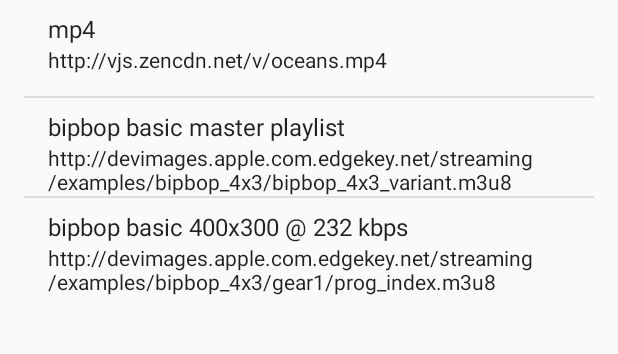
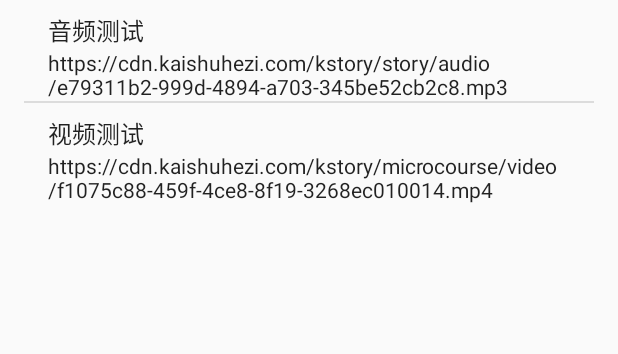
Before and after one commit to javandcpp/IjkplayerDebug, an Android app: the screen it shows after launch (SampleMediaActivity), on a phone screen of 412 x 824 dp, the part 84-438 px from its top. Run offline under Robolectric (Android 15) with nearby library versions, the phone set to English and light mode, and no system bars.

Commit message:
debug info

```diff
--- a/IjkPlayerDebug/app/build.gradle
+++ b/IjkPlayerDebug/app/build.gradle
@@ -4,7 +4,7 @@
     compileSdkVersion 26
     buildToolsVersion "26.0.2"
     defaultConfig {
-        applicationId "app.mobile.com.ijkplayerdebug"
+        applicationId "app.mobile.com.ijkplayerdebug.test"
         minSdkVersion 14
         targetSdkVersion 26
         versionCode 1
--- a/IjkPlayerDebug/app/src/main/AndroidManifest.xml
+++ b/IjkPlayerDebug/app/src/main/AndroidManifest.xml
@@ -1,6 +1,6 @@
 <?xml version="1.0" encoding="utf-8"?>
 <manifest xmlns:android="http://schemas.android.com/apk/res/android"
-    package="tv.danmaku.ijk.media.example">
+    package="tv.danmaku.ijk.media.example.test">
 
     <uses-sdk
         android:minSdkVersion="9"
@@ -20,7 +20,7 @@
         android:label="@string/app_name"
         android:theme="@style/AppTheme">
         <activity
-            android:name=".activities.SampleMediaActivity"
+            android:name="tv.danmaku.ijk.media.example.activities.SampleMediaActivity"
             android:configChanges="orientation|keyboardHidden|screenSize"
             android:label="@string/app_name"
             android:screenOrientation="user"
--- a/IjkPlayerDebug/app/src/main/java/tv/danmaku/ijk/media/example/activities/FileExplorerActivity.java
+++ b/IjkPlayerDebug/app/src/main/java/tv/danmaku/ijk/media/example/activities/FileExplorerActivity.java
@@ -27,7 +27,7 @@
 import java.io.File;
 import java.io.IOException;
 
-import tv.danmaku.ijk.media.example.R;
+import tv.danmaku.ijk.media.example.test.R;
 import tv.danmaku.ijk.media.example.application.AppActivity;
 import tv.danmaku.ijk.media.example.application.Settings;
 import tv.danmaku.ijk.media.example.eventbus.FileExplorerEvents;
--- a/IjkPlayerDebug/app/src/main/java/tv/danmaku/ijk/media/example/activities/RecentMediaActivity.java
+++ b/IjkPlayerDebug/app/src/main/java/tv/danmaku/ijk/media/example/activities/RecentMediaActivity.java
@@ -24,9 +24,9 @@
 import android.support.v4.app.FragmentTransaction;
 import android.view.Menu;
 
-import tv.danmaku.ijk.media.example.R;
 import tv.danmaku.ijk.media.example.application.AppActivity;
 import tv.danmaku.ijk.media.example.fragments.RecentMediaListFragment;
+import tv.danmaku.ijk.media.example.test.R;
 
 public class RecentMediaActivity extends AppActivity {
     public static Intent newIntent(Context context) {
--- a/IjkPlayerDebug/app/src/main/java/tv/danmaku/ijk/media/example/activities/SampleMediaActivity.java
+++ b/IjkPlayerDebug/app/src/main/java/tv/danmaku/ijk/media/example/activities/SampleMediaActivity.java
@@ -23,9 +23,9 @@
 import android.support.v4.app.Fragment;
 import android.support.v4.app.FragmentTransaction;
 
-import tv.danmaku.ijk.media.example.R;
 import tv.danmaku.ijk.media.example.application.AppActivity;
 import tv.danmaku.ijk.media.example.fragments.SampleMediaListFragment;
+import tv.danmaku.ijk.media.example.test.R;
 
 public class SampleMediaActivity extends AppActivity  {
     public static Intent newIntent(Context context) {
--- a/IjkPlayerDebug/app/src/main/java/tv/danmaku/ijk/media/example/activities/SettingsActivity.java
+++ b/IjkPlayerDebug/app/src/main/java/tv/danmaku/ijk/media/example/activities/SettingsActivity.java
@@ -25,8 +25,8 @@
 import android.support.v7.app.AppCompatActivity;
 import android.support.v7.widget.Toolbar;
 
-import tv.danmaku.ijk.media.example.R;
 import tv.danmaku.ijk.media.example.fragments.SettingsFragment;
+import tv.danmaku.ijk.media.example.test.R;
 
 public class SettingsActivity extends AppCompatActivity {
     public static Intent newIntent(Context context) {
--- a/IjkPlayerDebug/app/src/main/java/tv/danmaku/ijk/media/example/activities/VideoActivity.java
+++ b/IjkPlayerDebug/app/src/main/java/tv/danmaku/ijk/media/example/activities/VideoActivity.java
@@ -35,7 +35,7 @@
 import android.widget.TableLayout;
 import android.widget.TextView;
 
-import tv.danmaku.ijk.media.example.R;
+import tv.danmaku.ijk.media.example.test.R;
 import tv.danmaku.ijk.media.example.application.Settings;
 import tv.danmaku.ijk.media.example.content.RecentMediaStorage;
 import tv.danmaku.ijk.media.example.fragments.TracksFragment;
--- a/IjkPlayerDebug/app/src/main/java/tv/danmaku/ijk/media/example/application/AppActivity.java
+++ b/IjkPlayerDebug/app/src/main/java/tv/danmaku/ijk/media/example/application/AppActivity.java
@@ -28,7 +28,7 @@
 import android.view.Menu;
 import android.view.MenuItem;
 
-import tv.danmaku.ijk.media.example.R;
+import tv.danmaku.ijk.media.example.test.R;
 
 @SuppressLint("Registered")
 public class AppActivity extends AppCompatActivity {
--- a/IjkPlayerDebug/app/src/main/java/tv/danmaku/ijk/media/example/application/Settings.java
+++ b/IjkPlayerDebug/app/src/main/java/tv/danmaku/ijk/media/example/application/Settings.java
@@ -21,7 +21,8 @@
 import android.content.SharedPreferences;
 import android.preference.PreferenceManager;
 
-import tv.danmaku.ijk.media.example.R;
+import tv.danmaku.ijk.media.example.test.R;
+
 
 public class Settings {
     private Context mAppContext;
--- a/IjkPlayerDebug/app/src/main/java/tv/danmaku/ijk/media/example/fragments/FileListFragment.java
+++ b/IjkPlayerDebug/app/src/main/java/tv/danmaku/ijk/media/example/fragments/FileListFragment.java
@@ -37,7 +37,7 @@
 
 import java.io.File;
 
-import tv.danmaku.ijk.media.example.R;
+import tv.danmaku.ijk.media.example.test.R;
 import tv.danmaku.ijk.media.example.content.PathCursor;
 import tv.danmaku.ijk.media.example.content.PathCursorLoader;
 import tv.danmaku.ijk.media.example.eventbus.FileExplorerEvents;
--- a/IjkPlayerDebug/app/src/main/java/tv/danmaku/ijk/media/example/fragments/RecentMediaListFragment.java
+++ b/IjkPlayerDebug/app/src/main/java/tv/danmaku/ijk/media/example/fragments/RecentMediaListFragment.java
@@ -32,7 +32,7 @@
 import android.widget.AdapterView;
 import android.widget.ListView;
 
-import tv.danmaku.ijk.media.example.R;
+import tv.danmaku.ijk.media.example.test.R;
 import tv.danmaku.ijk.media.example.activities.VideoActivity;
 import tv.danmaku.ijk.media.example.content.RecentMediaStorage;
 
--- a/IjkPlayerDebug/app/src/main/java/tv/danmaku/ijk/media/example/fragments/SampleMediaListFragment.java
+++ b/IjkPlayerDebug/app/src/main/java/tv/danmaku/ijk/media/example/fragments/SampleMediaListFragment.java
@@ -30,8 +30,8 @@
 import android.widget.ListView;
 import android.widget.TextView;
 
-import tv.danmaku.ijk.media.example.R;
 import tv.danmaku.ijk.media.example.activities.VideoActivity;
+import tv.danmaku.ijk.media.example.test.R;
 
 public class SampleMediaListFragment extends Fragment {
     private ListView mFileListView;
@@ -68,9 +68,8 @@
             }
         });
 
-        mAdapter.addItem("http://vjs.zencdn.net/v/oceans.mp4 ","mp4");
-        mAdapter.addItem("http://devimages.apple.com.edgekey.net/streaming/examples/bipbop_4x3/bipbop_4x3_variant.m3u8", "bipbop basic master playlist");
-        mAdapter.addItem("http://devimages.apple.com.edgekey.net/streaming/examples/bipbop_4x3/gear1/prog_index.m3u8", "bipbop basic 400x300 @ 232 kbps");
+        mAdapter.addItem("https://cdn.kaishuhezi.com/kstory/story/audio/e79311b2-999d-4894-a703-345be52cb2c8.mp3","音频测试");
+        mAdapter.addItem("https://cdn.kaishuhezi.com/kstory/microcourse/video/f1075c88-459f-4ce8-8f19-3268ec010014.mp4","视频测试");
     }
 
     final class SampleMediaItem {
--- a/IjkPlayerDebug/app/src/main/java/tv/danmaku/ijk/media/example/fragments/SettingsFragment.java
+++ b/IjkPlayerDebug/app/src/main/java/tv/danmaku/ijk/media/example/fragments/SettingsFragment.java
@@ -20,7 +20,7 @@
 import android.os.Bundle;
 import android.support.v7.preference.PreferenceFragmentCompat;
 
-import tv.danmaku.ijk.media.example.R;
+import tv.danmaku.ijk.media.example.test.R;
 
 public class SettingsFragment extends PreferenceFragmentCompat {
     public static SettingsFragment newInstance() {
--- a/IjkPlayerDebug/app/src/main/java/tv/danmaku/ijk/media/example/fragments/TracksFragment.java
+++ b/IjkPlayerDebug/app/src/main/java/tv/danmaku/ijk/media/example/fragments/TracksFragment.java
@@ -33,8 +33,8 @@
 
 import java.util.Locale;
 
+import tv.danmaku.ijk.media.example.test.R;
 import tv.danmaku.ijk.media.player.misc.ITrackInfo;
-import tv.danmaku.ijk.media.example.R;
 
 public class TracksFragment extends Fragment {
     private ListView mTrackListView;
--- a/IjkPlayerDebug/app/src/main/java/tv/danmaku/ijk/media/example/widget/media/InfoHudViewHolder.java
+++ b/IjkPlayerDebug/app/src/main/java/tv/danmaku/ijk/media/example/widget/media/InfoHudViewHolder.java
@@ -13,7 +13,7 @@
 import tv.danmaku.ijk.media.player.IMediaPlayer;
 import tv.danmaku.ijk.media.player.IjkMediaPlayer;
 import tv.danmaku.ijk.media.player.MediaPlayerProxy;
-import tv.danmaku.ijk.media.example.R;
+import tv.danmaku.ijk.media.example.test.R;
 
 public class InfoHudViewHolder {
     private TableLayoutBinder mTableLayoutBinder;
--- a/IjkPlayerDebug/app/src/main/java/tv/danmaku/ijk/media/example/widget/media/MeasureHelper.java
+++ b/IjkPlayerDebug/app/src/main/java/tv/danmaku/ijk/media/example/widget/media/MeasureHelper.java
@@ -23,7 +23,7 @@
 
 import java.lang.ref.WeakReference;
 
-import tv.danmaku.ijk.media.example.R;
+import tv.danmaku.ijk.media.example.test.R;
 
 public final class MeasureHelper {
     private WeakReference<View> mWeakView;
--- a/IjkPlayerDebug/app/src/main/java/tv/danmaku/ijk/media/example/widget/media/TableLayoutBinder.java
+++ b/IjkPlayerDebug/app/src/main/java/tv/danmaku/ijk/media/example/widget/media/TableLayoutBinder.java
@@ -25,7 +25,7 @@
 import android.widget.TableLayout;
 import android.widget.TextView;
 
-import tv.danmaku.ijk.media.example.R;
+import tv.danmaku.ijk.media.example.test.R;
 
 public class TableLayoutBinder {
     private Context mContext;
--- a/IjkPlayerDebug/app/src/main/java/tv/danmaku/ijk/media/example/widget/preference/IjkListPreference.java
+++ b/IjkPlayerDebug/app/src/main/java/tv/danmaku/ijk/media/example/widget/preference/IjkListPreference.java
@@ -23,7 +23,7 @@
 import android.text.TextUtils;
 import android.util.AttributeSet;
 
-import tv.danmaku.ijk.media.example.R;
+import tv.danmaku.ijk.media.example.test.R;
 
 public class IjkListPreference extends ListPreference {
     private CharSequence[] mEntrySummaries;
```
Also changed, not shown: IjkPlayerDebug/app/src/main/java/tv/danmaku/ijk/media/example/widget/media/IjkVideoView.java (+7 -6 lines), 1 other file.
